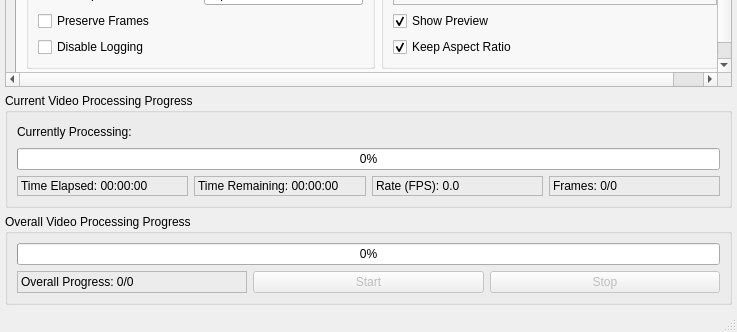
k4yt3x/video2x, file src/video2x_gui.ui: the form before one commit; both pictures show x 0 to 737 and y 688 to 1020 of the 737 by 1020 pixel window.
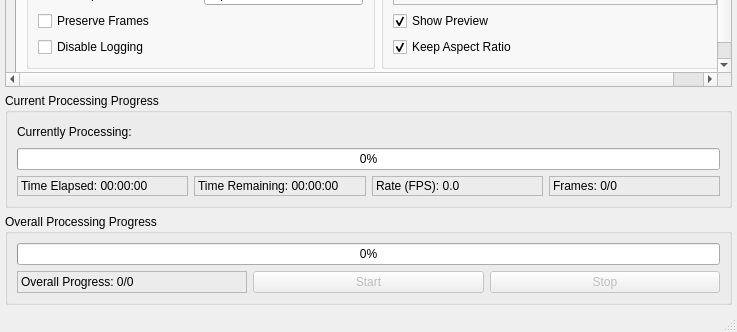
The form after the commit.

Commit message: renamed labels

Patch:
```diff
--- a/src/video2x_gui.ui
+++ b/src/video2x_gui.ui
@@ -2746,7 +2746,7 @@
     <item>
      <widget class="QGroupBox" name="currentVideoProcessingProgressGroupBox">
       <property name="title">
-       <string>Current Video Processing Progress</string>
+       <string>Current Processing Progress</string>
       </property>
       <layout class="QVBoxLayout" name="verticalLayout_11">
        <item>
@@ -2840,7 +2840,7 @@
     <item>
      <widget class="QGroupBox" name="overallVideoProcessingProgressGroupBox">
       <property name="title">
-       <string>Overall Video Processing Progress</string>
+       <string>Overall Processing Progress</string>
       </property>
       <layout class="QVBoxLayout" name="verticalLayout_13">
        <item>
```
Left out of the diff: 4 changed lines with no effect on the pictures.
